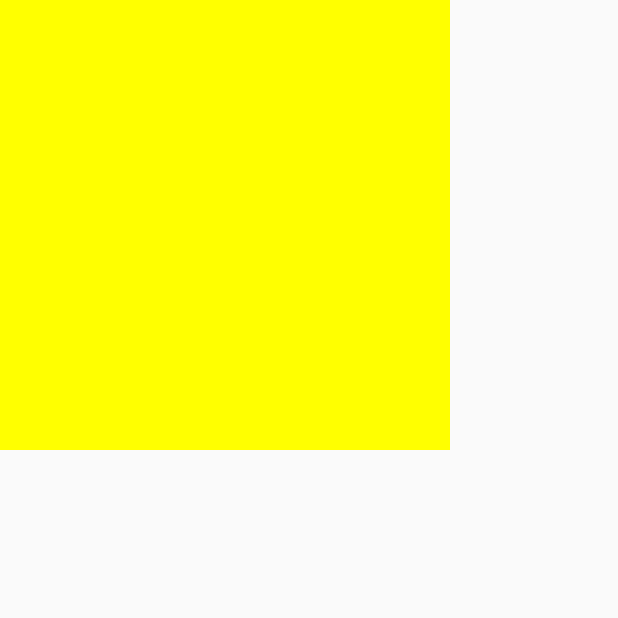
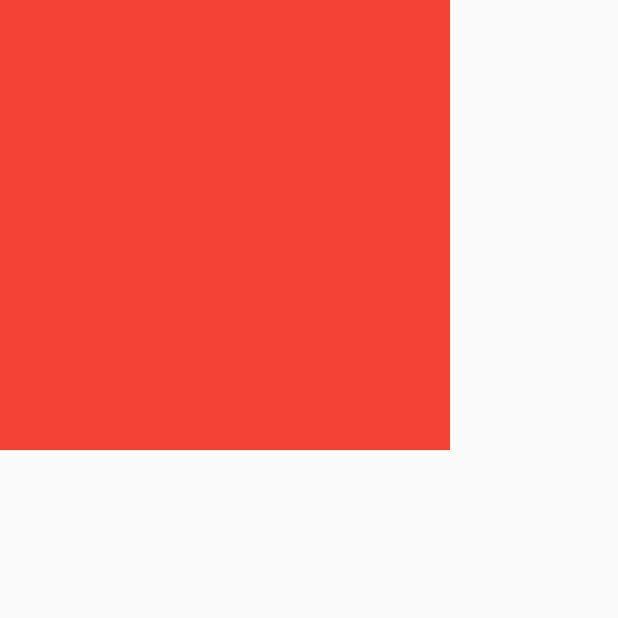
Before and after one commit to MaLuns/flutter_study, a Flutter app: the AnimationDemo screen opened directly, on a phone screen of 412 x 824 dp, the top half of it. Run offline on Flutter 3.47's test engine with Material 2 defaults, Android fonts, the phone set to English and light mode, and no system bars; our stand-ins replace toast.

Commit message:
upd: update

```diff
--- a/lib/views/animations/animation_demo.dart
+++ b/lib/views/animations/animation_demo.dart
@@ -14,7 +14,7 @@ class _AnimationDemoState extends State<AnimationDemo> with SingleTickerProvider
   void initState() {
     super.initState();
 
-    controller = new AnimationController(duration: const Duration(milliseconds: 500), vsync: this);
+    controller = AnimationController(duration: Duration(milliseconds: 500), vsync: this);
     widthAnimation = CurvedAnimation(parent: controller, curve: Curves.easeIn);
 
     colorAnimation = ColorTween(begin: Color.fromRGBO(0, 0, 0, 1), end: Color.fromRGBO(255, 255, 0, 1)).animate(controller)
@@ -24,15 +24,30 @@ class _AnimationDemoState extends State<AnimationDemo> with SingleTickerProvider
         setState(() => {});
       });
 
-    widthAnimation = Tween(begin: 100.0, end: 300.0).animate(widthAnimation)..addListener(() => setState(() {}));
+    widthAnimation = Tween(begin: 100.0, end: 300.0).animate(widthAnimation); //..addListener(() => setState(() {}));
     controller.forward();
 
     /* Test()..aaa()..bbb()..ccc(); */
   }
 
   @override
+  void dispose() {
+    controller.dispose();
+    super.dispose();
+  }
+
+  @override
   Widget build(BuildContext context) {
     return Scaffold(
+      body: SafeArea(
+        child: GrowTransition(
+          child: Container(),
+          animation: widthAnimation,
+        ),
+      ),
+    );
+
+    /* return Scaffold(
       body: SafeArea(
         child: GestureDetector(
           child: Container(
@@ -51,6 +66,29 @@ class _AnimationDemoState extends State<AnimationDemo> with SingleTickerProvider
           },
         ),
       ),
+    ); */
+  }
+}
+
+class GrowTransition extends StatelessWidget {
+  final Animation<double> animation;
+  final Widget child;
+
+  GrowTransition({this.child, this.animation}) : super();
+
+  @override
+  Widget build(BuildContext context) {
+    return AnimatedBuilder(
+      animation: animation,
+      child: child,
+      builder: (context, index) {
+        return Container(
+          height: animation.value,
+          width: animation.value,
+          color: Colors.red,
+          child: child,
+        );
+      },
     );
   }
 }
```
Also changed, not shown: lib/demo_app/theme_shop/components/theme_flow.dart (+10 -11 lines).
